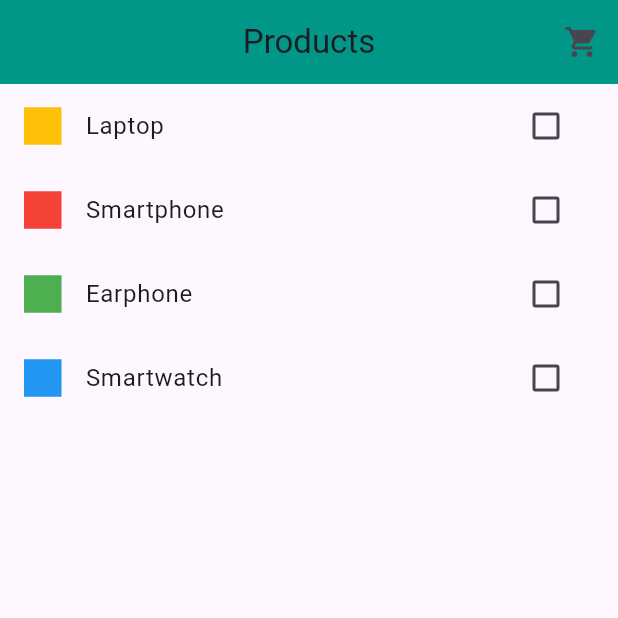
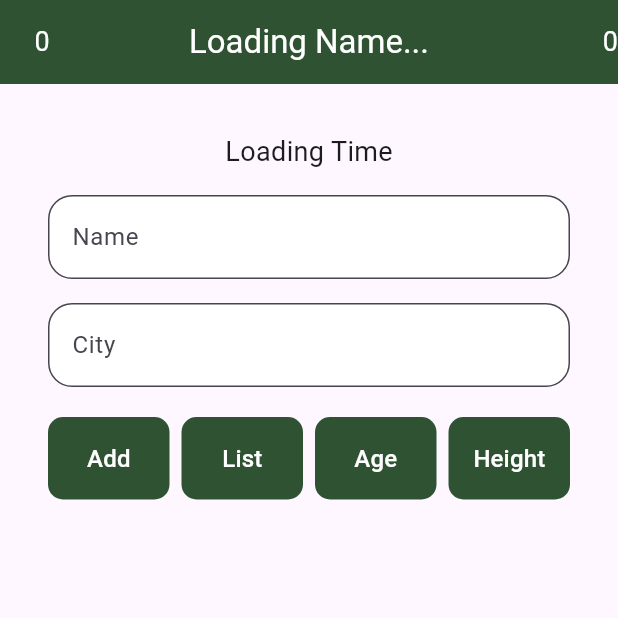
Before and after one commit to Md-LatifurRatul/flutter-provider, a Flutter app: the first screen one second after launch, on a phone screen of 412 x 824 dp, the top half of it. Run offline on Flutter 3.47's test engine with Material 3 defaults, Android fonts, the phone set to English and light mode, and no system bars.

Commit message:
task list provider

```diff
--- a/lib/app.dart
+++ b/lib/app.dart
@@ -1,5 +1,5 @@
 import 'package:flutter/material.dart';
-import 'package:flutter_provider/presentation/pages/product_home_page.dart';
+import 'package:flutter_provider/presentation/pages/task_home_page.dart';
 
 class MyApp extends StatelessWidget {
   const MyApp({super.key});
@@ -7,14 +7,15 @@ class MyApp extends StatelessWidget {
   @override
   Widget build(BuildContext context) {
     return MaterialApp(
-      title: 'Flutter Provider',
+      title: 'Provider Task',
       theme: ThemeData(
         colorScheme: ColorScheme.fromSeed(seedColor: Colors.deepPurple),
         useMaterial3: true,
-        appBarTheme: AppBarTheme(color: Colors.teal, centerTitle: true),
+        appBarTheme: AppBarTheme(color: Color(0xFF2F5233), centerTitle: true),
+        primaryColor: Color(0xFF2F5233),
       ),
       debugShowCheckedModeBanner: false,
-      home: const ProductHomePage(),
+      home: const TaskHomePage(),
     );
   }
 }
--- a/lib/presentation/consts/product.dart
+++ /dev/null
@@ -1,15 +0,0 @@
-import 'package:flutter/material.dart';
-
-class Product {
-  final int id;
-  final String name;
-  final double price;
-  final Color color;
-
-  Product({
-    required this.id,
-    required this.name,
-    required this.price,
-    required this.color,
-  });
-}
--- a/lib/presentation/model/products_list.dart
+++ /dev/null
@@ -1,31 +0,0 @@
-import 'package:flutter/material.dart';
-import 'package:flutter_provider/presentation/consts/product.dart';
-
-class ProductsList {
-  List<Product> Products = [
-    Product(
-      id: 0,
-      name: 'Laptop',
-      price: 30000,
-      color: Colors.amber,
-    ),
-    Product(
-      id: 1,
-      name: 'Smartphone',
-      price: 15000,
-      color: Colors.red,
-    ),
-    Product(
-      id: 2,
-      name: 'Earphone',
-      price: 1500,
-      color: Colors.green,
-    ),
-    Product(
-      id: 3,
-      name: 'Smartwatch',
-      price: 5000,
-      color: Colors.blue,
-    ),
-  ];
-}
--- /dev/null
+++ b/lib/presentation/model/user.dart
@@ -0,0 +1,5 @@
+class User {
+  String name;
+  String city;
+  User(this.name, this.city);
+}
--- a/lib/presentation/pages/product_home_page.dart
+++ /dev/null
@@ -1,67 +0,0 @@
-import 'package:flutter/material.dart';
-import 'package:flutter_provider/presentation/consts/product.dart';
-import 'package:flutter_provider/presentation/model/products_list.dart';
-import 'package:flutter_provider/presentation/pages/cart_page.dart';
-import 'package:flutter_provider/presentation/providers/cart_provider.dart';
-import 'package:provider/provider.dart';
-
-class ProductHomePage extends StatelessWidget {
-  const ProductHomePage({super.key});
-
-  @override
-  Widget build(BuildContext context) {
-    final ProductsList _products = ProductsList();
-    return Scaffold(
-      appBar: _homeAppBar(context),
-      body: _buildHomeUI(context, _products),
-    );
-  }
-
-  PreferredSizeWidget _homeAppBar(BuildContext context) {
-    return AppBar(
-      title: const Text('Products'),
-      actions: [
-        IconButton(
-          onPressed: () {
-            Navigator.of(context).push(
-              MaterialPageRoute(
-                builder: (context) => const CartPage(),
-              ),
-            );
-          },
-          icon: Icon(Icons.shopping_cart),
-        ),
-      ],
-    );
-  }
-
-  Widget _buildHomeUI(BuildContext context, ProductsList productList) {
-    CartProvider cartProvider = Provider.of<CartProvider>(context);
-
-    return ListView.builder(
-      itemCount: productList.Products.length,
-      itemBuilder: (context, index) {
-        Product product = productList.Products[index];
-
-        return ListTile(
-          leading: Container(
-            height: 25,
-            width: 25,
-            color: product.color,
-          ),
-          title: Text(product.name),
-          trailing: Checkbox(
-            value: cartProvider.items.any((item) => item.id == product.id),
-            onChanged: (value) {
-              if (value == true) {
-                cartProvider.addProduct(product);
-              } else {
-                cartProvider.removeProduct(product.id);
-              }
-            },
-          ),
-        );
-      },
-    );
-  }
-}
--- /dev/null
+++ b/lib/presentation/pages/task_home_page.dart
@@ -0,0 +1,156 @@
+import 'package:flutter/material.dart';
+import 'package:flutter_provider/api/profile_api.dart';
+import 'package:flutter_provider/presentation/model/user.dart';
+import 'package:flutter_provider/presentation/pages/user_list_page.dart';
+import 'package:flutter_provider/presentation/providers/user_notifier.dart';
+import 'package:flutter_provider/presentation/widgets/text_button_widget.dart';
+import 'package:flutter_provider/presentation/widgets/text_input_form.dart';
+import 'package:flutter_provider/presentation/widgets/user_list_view.dart';
+import 'package:provider/provider.dart';
+
+class TaskHomePage extends StatefulWidget {
+  const TaskHomePage({super.key});
+
+  @override
+  State<TaskHomePage> createState() => _TaskHomePageState();
+}
+
+class _TaskHomePageState extends State<TaskHomePage> {
+  late String _name;
+  late String _city;
+
+  final GlobalKey<FormState> _formKey = GlobalKey<FormState>();
+
+  @override
+  Widget build(BuildContext context) {
+    print('Task Home rebuilding----');
+    return Scaffold(
+      appBar: AppBar(
+        title: Text(
+          context.watch<String>(),
+          style: TextStyle(color: Colors.white),
+        ),
+        leading: Consumer<int>(
+          builder: (_, value, __) => Center(
+            child: Text(
+              value.toString(),
+              style: TextStyle(fontSize: 18, color: Colors.white),
+            ),
+          ),
+        ),
+        actions: [
+          Center(
+            child: Selector<UserNotifier, int>(
+                builder: (_, age, __) => Text(
+                      age.toString(),
+                      style: TextStyle(fontSize: 18, color: Colors.white),
+                    ),
+                selector: (_, notifier) => notifier.age),
+          ),
+        ],
+      ),
+      body: _buildTaskHome(),
+    );
+  }
+
+  Widget _buildTaskHome() {
+    return SingleChildScrollView(
+      padding: const EdgeInsets.all(32),
+      child: Form(
+        key: _formKey,
+        child: Column(
+          mainAxisAlignment: MainAxisAlignment.center,
+          children: [
+            FutureProvider(
+              create: (_) => getCurrentTime().catchError(
+                (error) {
+                  return 'Error occured while fetching time';
+                },
+              ),
+              initialData: 'Loading Time',
+              child: Consumer<String>(
+                builder: (_, timeString, __) => Text(
+                  timeString,
+                  style: TextStyle(fontSize: 18),
+                ),
+              ),
+            ),
+            SizedBox(
+              height: 16,
+            ),
+            TextInputForm(
+              labelText: 'Name',
+              onSaved: (String? value) {
+                _name = value!;
+              },
+            ),
+            SizedBox(
+              height: 16,
+            ),
+            TextInputForm(
+              labelText: 'City',
+              onSaved: (String? value) {
+                _city = value!;
+              },
+            ),
+            SizedBox(
+              height: 20,
+            ),
+            Row(
+              mainAxisAlignment: MainAxisAlignment.spaceBetween,
+              children: [
+                TextButtonWidget(
+                  text: 'Add',
+                  onPressed: () {
+                    if (!_formKey.currentState!.validate()) return;
+                    _formKey.currentState?.save();
+
+                    context.read<UserNotifier>().addUser(
+                          User(_name, _city),
+                        );
+                  },
+                ),
+                SizedBox(
+                  width: 8,
+                ),
+                TextButtonWidget(
+                  text: 'List',
+                  onPressed: () {
+                    Navigator.push(
+                      context,
+                      MaterialPageRoute(
+                        builder: (context) => UserListPage(),
+                      ),
+                    );
+                  },
+                ),
+                SizedBox(
+                  width: 8,
+                ),
+                TextButtonWidget(
+                  text: 'Age',
+                  onPressed: () {
+                    context.read<UserNotifier>().incrementAge();
+                  },
+                ),
+                SizedBox(
+                  width: 8,
+                ),
+                TextButtonWidget(
+                  text: 'Height',
+                  onPressed: () {
+                    context.read<UserNotifier>().incrementHeight();
+                  },
+                ),
+              ],
+            ),
+            SizedBox(
+              height: 20,
+            ),
+            UserListView(),
+          ],
+        ),
+      ),
+    );
+  }
+}
--- a/lib/presentation/providers/cart_provider.dart
+++ /dev/null
@@ -1,26 +0,0 @@
-import 'package:flutter/material.dart';
-import 'package:flutter_provider/presentation/consts/product.dart';
-
-class CartProvider extends ChangeNotifier {
-  final List<Product> _items = [];
-  List<Product> get items => _items;
-
-  void addProduct(Product item) {
-    _items.add(item);
-    notifyListeners();
-  }
-
-  void removeProduct(int id) {
-    _items.removeWhere((item) => item.id == id);
-    notifyListeners();
-  }
-
-  void removelAllProduct() {
-    _items.clear();
-    notifyListeners();
-  }
-
-  double getCartTotal() {
-    return _items.fold(0, (previousValue, item) => previousValue + item.price);
-  }
-}
--- /dev/null
+++ b/lib/presentation/providers/user_notifier.dart
@@ -0,0 +1,36 @@
+import 'dart:collection';
+
+import 'package:flutter/material.dart';
+import 'package:flutter_provider/presentation/model/user.dart';
+
+class UserNotifier extends ChangeNotifier {
+  List<User> _userList = [];
+
+  int _age = 0;
+  int _height = 0;
+
+  UnmodifiableListView<User> get userList => UnmodifiableListView(_userList);
+
+  int get age => _age;
+  int get height => _height;
+
+  void addUser(User user) {
+    _userList.add(user);
+    notifyListeners();
+  }
+
+  void deleteUser(int index) {
+    _userList.removeAt(index);
+    notifyListeners();
+  }
+
+  void incrementAge() {
+    _age++;
+    notifyListeners();
+  }
+
+  void incrementHeight() {
+    _height++;
+    notifyListeners();
+  }
+}
--- /dev/null
+++ b/lib/presentation/widgets/text_button_widget.dart
@@ -0,0 +1,38 @@
+import 'package:flutter/material.dart';
+
+class TextButtonWidget extends StatelessWidget {
+  const TextButtonWidget(
+      {super.key,
+      required this.text,
+      required this.onPressed,
+      this.color = Colors.white});
+  final String text;
+  final VoidCallback? onPressed;
+  final Color color;
+
+  @override
+  Widget build(BuildContext context) {
+    return Expanded(
+      child: TextButton(
+        onPressed: onPressed,
+        style: TextButton.styleFrom(
+          padding: const EdgeInsets.all(16),
+          elevation: 8,
+          backgroundColor: Theme.of(context).primaryColor,
+          shape: RoundedRectangleBorder(
+            borderRadius: BorderRadius.all(
+              Radius.circular(10),
+            ),
+          ),
+        ),
+        child: Text(
+          text,
+          style: TextStyle(
+            fontSize: 16,
+            color: Colors.white,
+          ),
+        ),
+      ),
+    );
+  }
+}
--- /dev/null
+++ b/lib/presentation/widgets/text_input_form.dart
@@ -0,0 +1,31 @@
+import 'package:flutter/material.dart';
+
+class TextInputForm extends StatelessWidget {
+  const TextInputForm(
+      {super.key, required this.labelText, required this.onSaved});
+
+  final String labelText;
+  final void Function(String?) onSaved;
+  @override
+  Widget build(BuildContext context) {
+    return TextFormField(
+      decoration: InputDecoration(
+        fillColor: Colors.white,
+        filled: true,
+        labelText: labelText,
+        border: OutlineInputBorder(
+          borderRadius: BorderRadius.circular(16),
+        ),
+        floatingLabelBehavior: FloatingLabelBehavior.never,
+      ),
+      initialValue: '',
+      validator: (String? value) {
+        if (value == null || value.isEmpty) {
+          return '$labelText is required';
+        }
+        return null;
+      },
+      onSaved: onSaved,
+    );
+  }
+}
--- a/pubspec.yaml
+++ b/pubspec.yaml
@@ -2,7 +2,7 @@ name: flutter_provider
 description: "A new Flutter project."
 # The following line prevents the package from being accidentally published to
 # pub.dev using `flutter pub publish`. This is preferred for private packages.
-publish_to: 'none' # Remove this line if you wish to publish to pub.dev
+publish_to: "none" # Remove this line if you wish to publish to pub.dev
 
 # The following defines the version and build number for your application.
 # A version number is three numbers separated by dots, like 1.2.43
@@ -31,11 +31,11 @@ dependencies:
   flutter:
     sdk: flutter
 
-
   # The following adds the Cupertino Icons font to your application.
   # Use with the CupertinoIcons class for iOS style icons.
   cupertino_icons: ^1.0.8
   provider: ^6.1.2
+  intl: ^0.19.0
 
 dev_dependencies:
   flutter_test:
@@ -53,7 +53,6 @@ dev_dependencies:
 
 # The following section is specific to Flutter packages.
 flutter:
-
   # The following line ensures that the Material Icons font is
   # included with your application, so that you can use the icons in
   # the material Icons class.
```
Also changed, not shown: lib/api/profile_api.dart (added, +26 -0 lines), lib/main.dart (+12 -3 lines), lib/presentation/pages/cart_page.dart (deleted, +0 -52 lines), lib/presentation/pages/user_list_page.dart (added, +21 -0 lines), lib/presentation/providers/counter_provider.dart (deleted, +0 -9 lines), lib/presentation/providers/navbar_provider.dart (deleted, +0 -11 lines), lib/presentation/providers/user_provider.dart (deleted, +0 -11 lines), lib/presentation/widgets/user_list_view.dart (added, +47 -0 lines), pubspec.lock.
